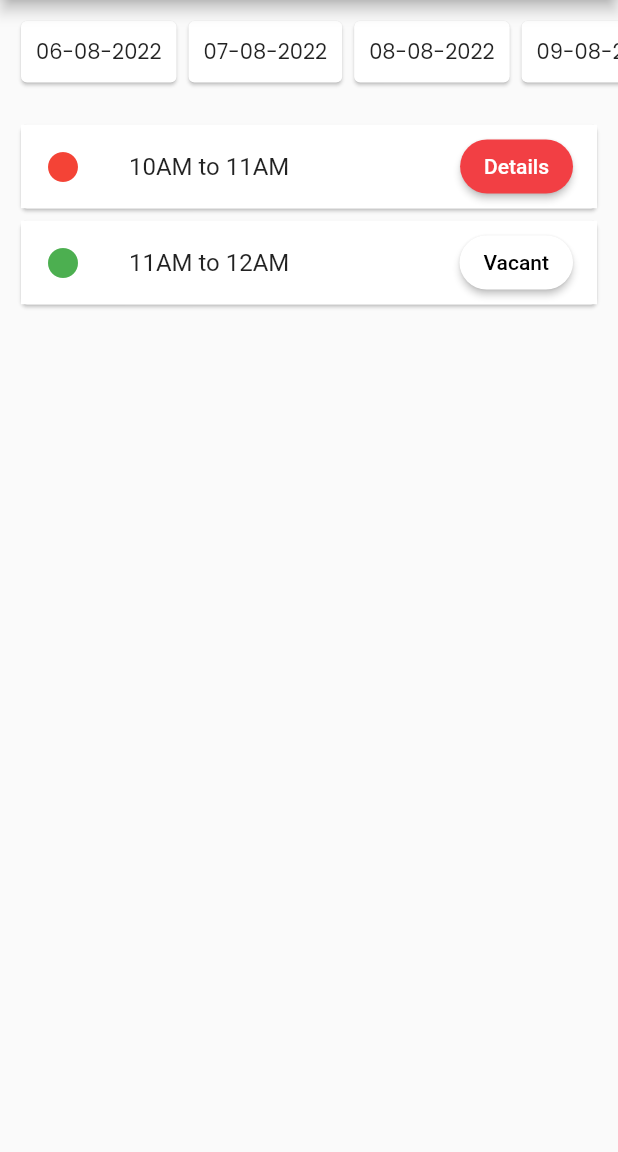
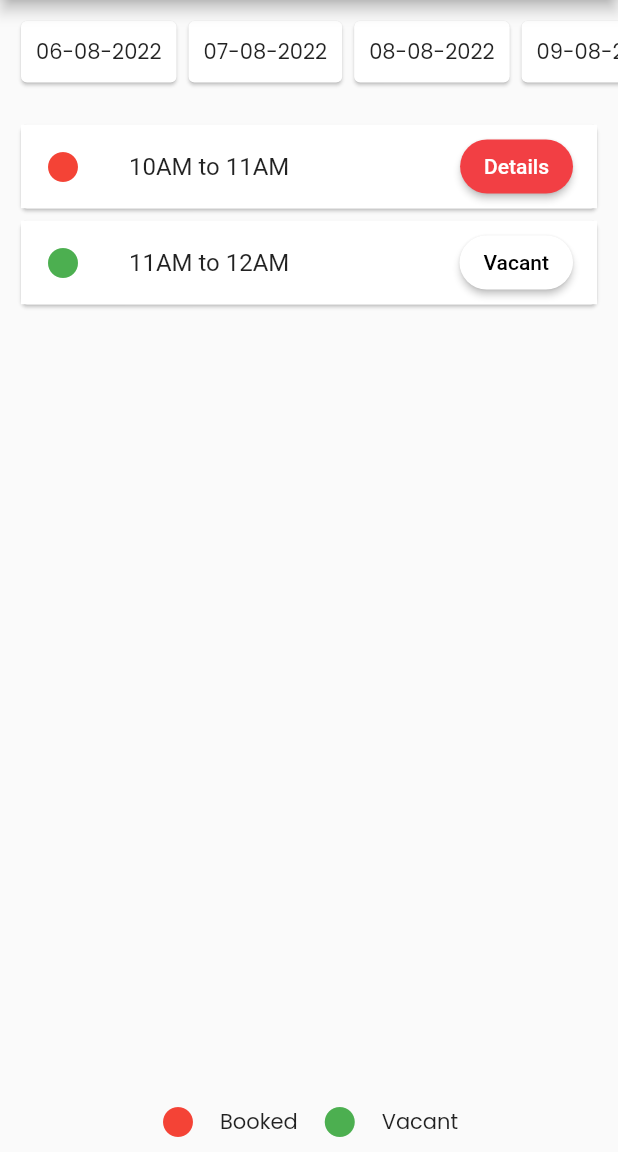
Before and after one commit to soham-dixit/mobile-operator-booking-platform, a Flutter app: the HomePage screen opened directly, on a phone screen of 412 x 824 dp, the part 84-1236 px from its top. Run offline on Flutter 3.47's test engine with Material 2 defaults, Android fonts, the phone set to English and light mode, and no system bars; our stand-ins replace dropdown_button2, firebase_auth, firebase_core, firebase_database, flutter_otp_text_field, google_maps_flutter and 2 more; accounts and stored records are empty.

Commit message:
bottom navigation bar

```diff
--- a/aapka_aadhaar_operator/lib/pages/home_page.dart
+++ b/aapka_aadhaar_operator/lib/pages/home_page.dart
@@ -80,6 +80,41 @@ class _HomePageState extends State<HomePage> {
               backgroundImage: AssetImage('assets/operator_app_logo.png'),
             ),
           ),
+        ],
+      ),
+      bottomNavigationBar: Row(
+        mainAxisAlignment: MainAxisAlignment.center,
+        children: [
+          Padding(
+            padding: const EdgeInsets.all(8.0),
+            child: Icon(
+              Icons.circle,
+              color: Colors.red,
+            ),
+          ),
+          Padding(
+            padding: const EdgeInsets.all(8.0),
+            child: Text('Booked',
+                style: TextStyle(
+                  fontFamily: 'Poppins',
+                  fontSize: 14,
+                )),
+          ),
+          Padding(
+            padding: const EdgeInsets.all(8.0),
+            child: Icon(
+              Icons.circle,
+              color: Colors.green,
+            ),
+          ),
+          Padding(
+            padding: const EdgeInsets.all(8.0),
+            child: Text('Vacant',
+                style: TextStyle(
+                  fontFamily: 'Poppins',
+                  fontSize: 14,
+                )),
+          )
         ],
       ),
       body: Column(
```
